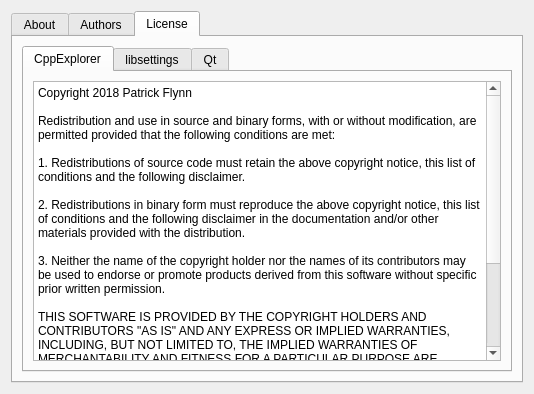
Before: the Qt Designer form src/dialogs/helpdialog.ui in pflynn157/Odyssey, drawn with Qt 5.
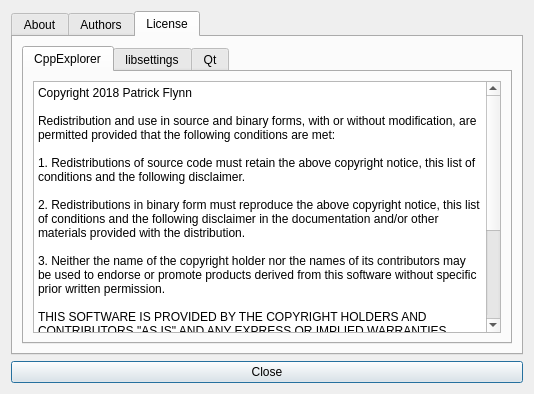
After: the same form once the commit is applied. The open tabs and pages were chosen to show the change.

Commit message: made changes to about dialog

```diff
--- a/src/dialogs/helpdialog.ui
+++ b/src/dialogs/helpdialog.ui
@@ -109,18 +109,18 @@
                     <string>&lt;!DOCTYPE HTML PUBLIC &quot;-//W3C//DTD HTML 4.0//EN&quot; &quot;http://www.w3.org/TR/REC-html40/strict.dtd&quot;&gt;
 &lt;html&gt;&lt;head&gt;&lt;meta name=&quot;qrichtext&quot; content=&quot;1&quot; /&gt;&lt;style type=&quot;text/css&quot;&gt;
 p, li { white-space: pre-wrap; }
-&lt;/style&gt;&lt;/head&gt;&lt;body style=&quot; font-family:'Noto Sans'; font-size:9pt; font-weight:400; font-style:normal;&quot;&gt;
-&lt;p style=&quot; margin-top:0px; margin-bottom:0px; margin-left:0px; margin-right:0px; -qt-block-indent:0; text-indent:0px;&quot;&gt;Copyright 2018 Patrick Flynn&lt;/p&gt;
-&lt;p style=&quot;-qt-paragraph-type:empty; margin-top:0px; margin-bottom:0px; margin-left:0px; margin-right:0px; -qt-block-indent:0; text-indent:0px;&quot;&gt;&lt;br /&gt;&lt;/p&gt;
-&lt;p style=&quot; margin-top:0px; margin-bottom:0px; margin-left:0px; margin-right:0px; -qt-block-indent:0; text-indent:0px;&quot;&gt;Redistribution and use in source and binary forms, with or without modification, are permitted provided that the following conditions are met:&lt;/p&gt;
-&lt;p style=&quot;-qt-paragraph-type:empty; margin-top:0px; margin-bottom:0px; margin-left:0px; margin-right:0px; -qt-block-indent:0; text-indent:0px;&quot;&gt;&lt;br /&gt;&lt;/p&gt;
-&lt;p style=&quot; margin-top:0px; margin-bottom:0px; margin-left:0px; margin-right:0px; -qt-block-indent:0; text-indent:0px;&quot;&gt;1. Redistributions of source code must retain the above copyright notice, this list of conditions and the following disclaimer.&lt;/p&gt;
-&lt;p style=&quot;-qt-paragraph-type:empty; margin-top:0px; margin-bottom:0px; margin-left:0px; margin-right:0px; -qt-block-indent:0; text-indent:0px;&quot;&gt;&lt;br /&gt;&lt;/p&gt;
-&lt;p style=&quot; margin-top:0px; margin-bottom:0px; margin-left:0px; margin-right:0px; -qt-block-indent:0; text-indent:0px;&quot;&gt;2. Redistributions in binary form must reproduce the above copyright notice, this list of conditions and the following disclaimer in the documentation and/or other materials provided with the distribution.&lt;/p&gt;
-&lt;p style=&quot;-qt-paragraph-type:empty; margin-top:0px; margin-bottom:0px; margin-left:0px; margin-right:0px; -qt-block-indent:0; text-indent:0px;&quot;&gt;&lt;br /&gt;&lt;/p&gt;
-&lt;p style=&quot; margin-top:0px; margin-bottom:0px; margin-left:0px; margin-right:0px; -qt-block-indent:0; text-indent:0px;&quot;&gt;3. Neither the name of the copyright holder nor the names of its contributors may be used to endorse or promote products derived from this software without specific prior written permission.&lt;/p&gt;
-&lt;p style=&quot;-qt-paragraph-type:empty; margin-top:0px; margin-bottom:0px; margin-left:0px; margin-right:0px; -qt-block-indent:0; text-indent:0px;&quot;&gt;&lt;br /&gt;&lt;/p&gt;
-&lt;p style=&quot; margin-top:0px; margin-bottom:0px; margin-left:0px; margin-right:0px; -qt-block-indent:0; text-indent:0px;&quot;&gt;THIS SOFTWARE IS PROVIDED BY THE COPYRIGHT HOLDERS AND CONTRIBUTORS &amp;quot;AS IS&amp;quot; AND ANY EXPRESS OR IMPLIED WARRANTIES, INCLUDING, BUT NOT LIMITED TO, THE IMPLIED WARRANTIES OF MERCHANTABILITY AND FITNESS FOR A PARTICULAR PURPOSE ARE DISCLAIMED. IN NO EVENT SHALL THE COPYRIGHT HOLDER OR CONTRIBUTORS BE LIABLE FOR ANY DIRECT, INDIRECT, INCIDENTAL, SPECIAL, EXEMPLARY, OR CONSEQUENTIAL DAMAGES (INCLUDING, BUT NOT LIMITED TO, PROCUREMENT OF SUBSTITUTE GOODS OR SERVICES; LOSS OF USE, DATA, OR PROFITS; OR BUSINESS INTERRUPTION) HOWEVER CAUSED AND ON ANY THEORY OF LIABILITY, WHETHER IN CONTRACT, STRICT LIABILITY, OR TORT (INCLUDING NEGLIGENCE OR OTHERWISE) ARISING IN ANY WAY OUT OF THE USE OF THIS SOFTWARE, EVEN IF ADVISED OF THE POSSIBILITY OF SUCH DAMAGE.&lt;/p&gt;&lt;/body&gt;&lt;/html&gt;</string>
+&lt;/style&gt;&lt;/head&gt;&lt;body style=&quot; font-family:'Cantarell'; font-size:10pt; font-weight:400; font-style:normal;&quot;&gt;
+&lt;p style=&quot; margin-top:0px; margin-bottom:0px; margin-left:0px; margin-right:0px; -qt-block-indent:0; text-indent:0px;&quot;&gt;&lt;span style=&quot; font-family:'Noto Sans'; font-size:9pt;&quot;&gt;Copyright 2018 Patrick Flynn&lt;/span&gt;&lt;/p&gt;
+&lt;p style=&quot;-qt-paragraph-type:empty; margin-top:0px; margin-bottom:0px; margin-left:0px; margin-right:0px; -qt-block-indent:0; text-indent:0px; font-family:'Noto Sans'; font-size:9pt;&quot;&gt;&lt;br /&gt;&lt;/p&gt;
+&lt;p style=&quot; margin-top:0px; margin-bottom:0px; margin-left:0px; margin-right:0px; -qt-block-indent:0; text-indent:0px;&quot;&gt;&lt;span style=&quot; font-family:'Noto Sans'; font-size:9pt;&quot;&gt;Redistribution and use in source and binary forms, with or without modification, are permitted provided that the following conditions are met:&lt;/span&gt;&lt;/p&gt;
+&lt;p style=&quot;-qt-paragraph-type:empty; margin-top:0px; margin-bottom:0px; margin-left:0px; margin-right:0px; -qt-block-indent:0; text-indent:0px; font-family:'Noto Sans'; font-size:9pt;&quot;&gt;&lt;br /&gt;&lt;/p&gt;
+&lt;p style=&quot; margin-top:0px; margin-bottom:0px; margin-left:0px; margin-right:0px; -qt-block-indent:0; text-indent:0px;&quot;&gt;&lt;span style=&quot; font-family:'Noto Sans'; font-size:9pt;&quot;&gt;1. Redistributions of source code must retain the above copyright notice, this list of conditions and the following disclaimer.&lt;/span&gt;&lt;/p&gt;
+&lt;p style=&quot;-qt-paragraph-type:empty; margin-top:0px; margin-bottom:0px; margin-left:0px; margin-right:0px; -qt-block-indent:0; text-indent:0px; font-family:'Noto Sans'; font-size:9pt;&quot;&gt;&lt;br /&gt;&lt;/p&gt;
+&lt;p style=&quot; margin-top:0px; margin-bottom:0px; margin-left:0px; margin-right:0px; -qt-block-indent:0; text-indent:0px;&quot;&gt;&lt;span style=&quot; font-family:'Noto Sans'; font-size:9pt;&quot;&gt;2. Redistributions in binary form must reproduce the above copyright notice, this list of conditions and the following disclaimer in the documentation and/or other materials provided with the distribution.&lt;/span&gt;&lt;/p&gt;
+&lt;p style=&quot;-qt-paragraph-type:empty; margin-top:0px; margin-bottom:0px; margin-left:0px; margin-right:0px; -qt-block-indent:0; text-indent:0px; font-family:'Noto Sans'; font-size:9pt;&quot;&gt;&lt;br /&gt;&lt;/p&gt;
+&lt;p style=&quot; margin-top:0px; margin-bottom:0px; margin-left:0px; margin-right:0px; -qt-block-indent:0; text-indent:0px;&quot;&gt;&lt;span style=&quot; font-family:'Noto Sans'; font-size:9pt;&quot;&gt;3. Neither the name of the copyright holder nor the names of its contributors may be used to endorse or promote products derived from this software without specific prior written permission.&lt;/span&gt;&lt;/p&gt;
+&lt;p style=&quot;-qt-paragraph-type:empty; margin-top:0px; margin-bottom:0px; margin-left:0px; margin-right:0px; -qt-block-indent:0; text-indent:0px; font-family:'Noto Sans'; font-size:9pt;&quot;&gt;&lt;br /&gt;&lt;/p&gt;
+&lt;p style=&quot; margin-top:0px; margin-bottom:0px; margin-left:0px; margin-right:0px; -qt-block-indent:0; text-indent:0px;&quot;&gt;&lt;span style=&quot; font-family:'Noto Sans'; font-size:9pt;&quot;&gt;THIS SOFTWARE IS PROVIDED BY THE COPYRIGHT HOLDERS AND CONTRIBUTORS &amp;quot;AS IS&amp;quot; AND ANY EXPRESS OR IMPLIED WARRANTIES, INCLUDING, BUT NOT LIMITED TO, THE IMPLIED WARRANTIES OF MERCHANTABILITY AND FITNESS FOR A PARTICULAR PURPOSE ARE DISCLAIMED. IN NO EVENT SHALL THE COPYRIGHT HOLDER OR CONTRIBUTORS BE LIABLE FOR ANY DIRECT, INDIRECT, INCIDENTAL, SPECIAL, EXEMPLARY, OR CONSEQUENTIAL DAMAGES (INCLUDING, BUT NOT LIMITED TO, PROCUREMENT OF SUBSTITUTE GOODS OR SERVICES; LOSS OF USE, DATA, OR PROFITS; OR BUSINESS INTERRUPTION) HOWEVER CAUSED AND ON ANY THEORY OF LIABILITY, WHETHER IN CONTRACT, STRICT LIABILITY, OR TORT (INCLUDING NEGLIGENCE OR OTHERWISE) ARISING IN ANY WAY OUT OF THE USE OF THIS SOFTWARE, EVEN IF ADVISED OF THE POSSIBILITY OF SUCH DAMAGE.&lt;/span&gt;&lt;/p&gt;&lt;/body&gt;&lt;/html&gt;</string>
                    </property>
                   </widget>
                  </item>
@@ -200,6 +200,13 @@
      </item>
     </layout>
    </item>
+   <item>
+    <widget class="QPushButton" name="closeButton">
+     <property name="text">
+      <string>Close</string>
+     </property>
+    </widget>
+   </item>
   </layout>
  </widget>
  <resources/>
```
Left out of the diff: 60 changed lines with no effect on the pictures. The commit also changes 2 other files.
